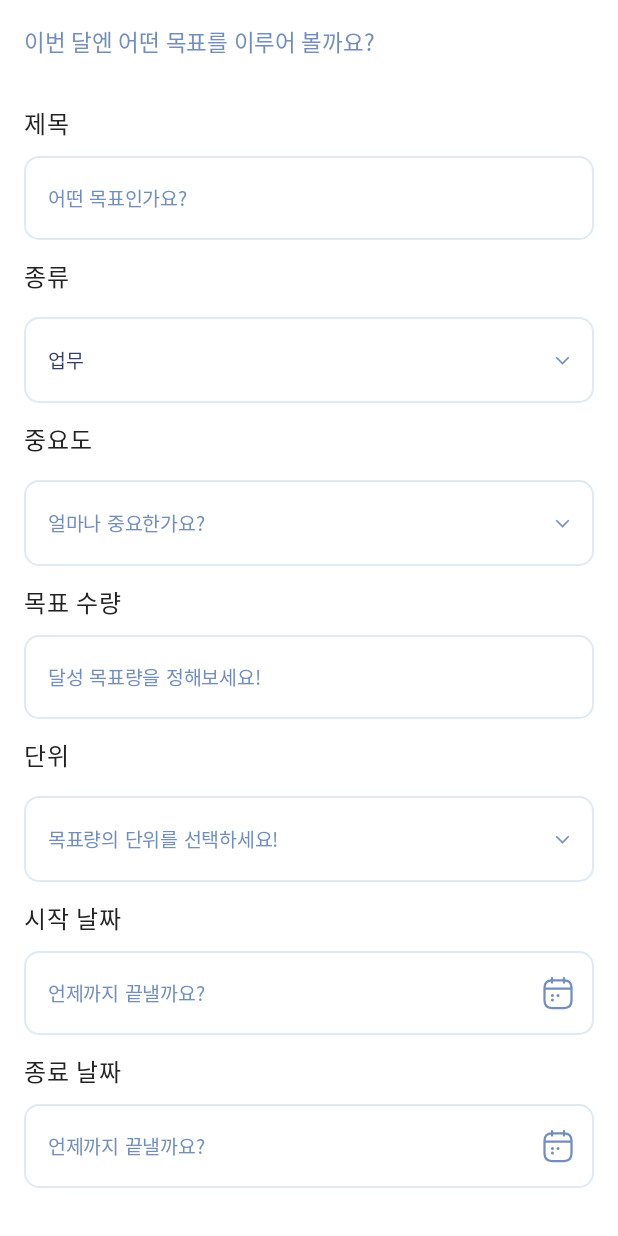
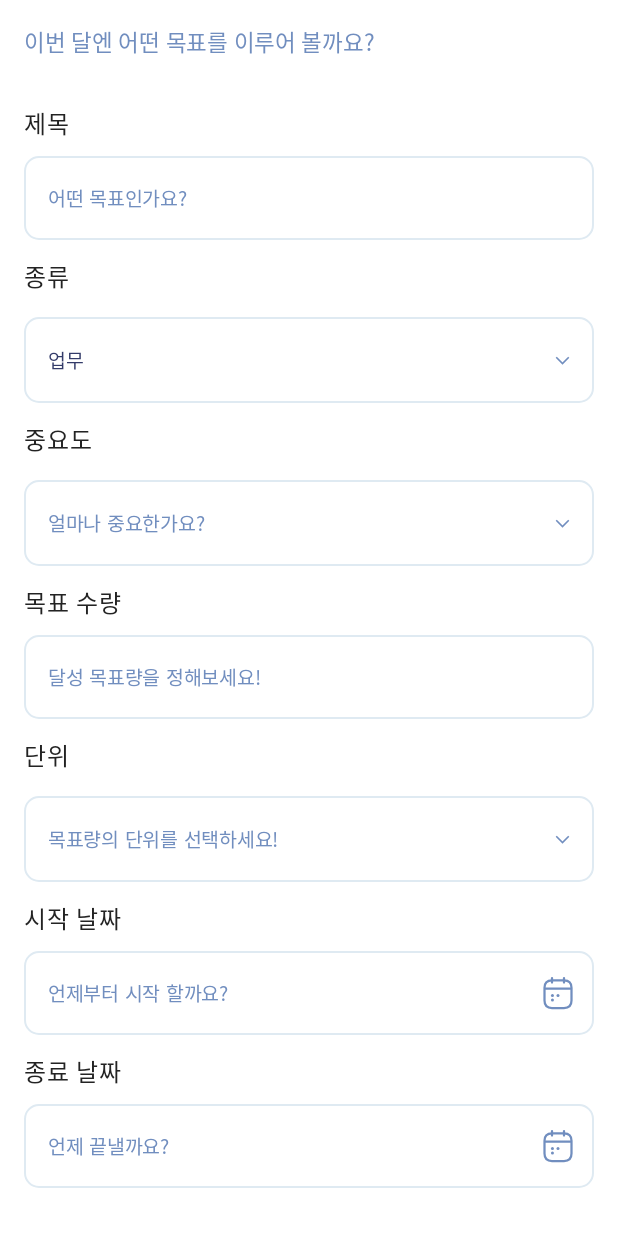
Before and after one commit to yesue2/Pico-App, an Android app built with Jetpack Compose: the composable AddMonthlyGoalForm shown on its own in the app's theme, after a tap on "업무", on a phone screen of 412 x 824 dp. Run offline under Robolectric (Android 15) with nearby library versions, the phone set to English and light mode, and no system bars; our stand-ins replace Dagger/Hilt's generated code; 1 other tap on this screen came first.

Commit message:
:lipstick: fix: Add 화면 DatePicker text 수정

```diff
--- a/app/src/main/java/com/example/pico/ui/components/AddMonthlyGoalForm.kt
+++ b/app/src/main/java/com/example/pico/ui/components/AddMonthlyGoalForm.kt
@@ -80,11 +80,13 @@ fun AddMonthlyGoalForm(navController: NavController, viewModel: MonthlyGoalViewM
             // 기간 설정
             DatePickerField(
                 label = "시작 날짜",
+                context = "언제부터 시작 할까요?",
                 selectedDate = startDate.value,
                 onDateSelected = { startDate.value = it }
             )
             DatePickerField(
                 label = "종료 날짜",
+                context = "언제 끝낼까요?",
                 selectedDate = endDate.value,
                 onDateSelected = { endDate.value = it }
             )
--- a/app/src/main/java/com/example/pico/ui/components/AddTodoForm.kt
+++ b/app/src/main/java/com/example/pico/ui/components/AddTodoForm.kt
@@ -55,6 +55,7 @@ fun AddTodoForm(navController: NavController, viewModel: DailyTodoViewModel = hi
 
             DatePickerField(
                 label = "날짜",
+                context = "언제까지 끝낼까요?",
                 selectedDate = dueDate.value,
                 onDateSelected = { date ->
                     dueDate.value = date
--- a/app/src/main/java/com/example/pico/ui/components/DatePickerField.kt
+++ b/app/src/main/java/com/example/pico/ui/components/DatePickerField.kt
@@ -32,6 +32,7 @@ import java.util.Locale
 @Composable
 fun DatePickerField(
     label: String,
+    context: String,
     selectedDate: Long?,
     onDateSelected: (Long?) -> Unit
 ) {
@@ -53,7 +54,7 @@ fun DatePickerField(
             onValueChange = { },
             placeholder = {
                 Text(
-                    text = "언제까지 끝낼까요?",
+                    text = context,
                     color = MaterialTheme.colorScheme.onSecondary,
                     fontSize = 13.sp
                 )
```
